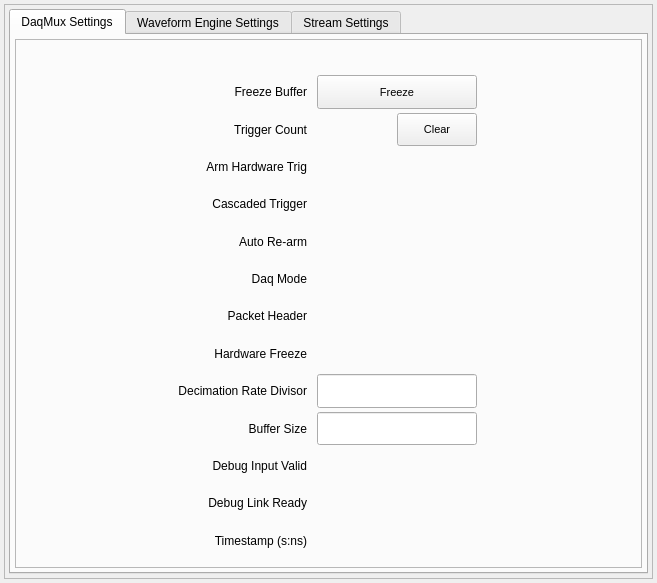
Qt form new_look/mux.ui (cristinasewell/ATCA_PyDM_Screens) before a commit.
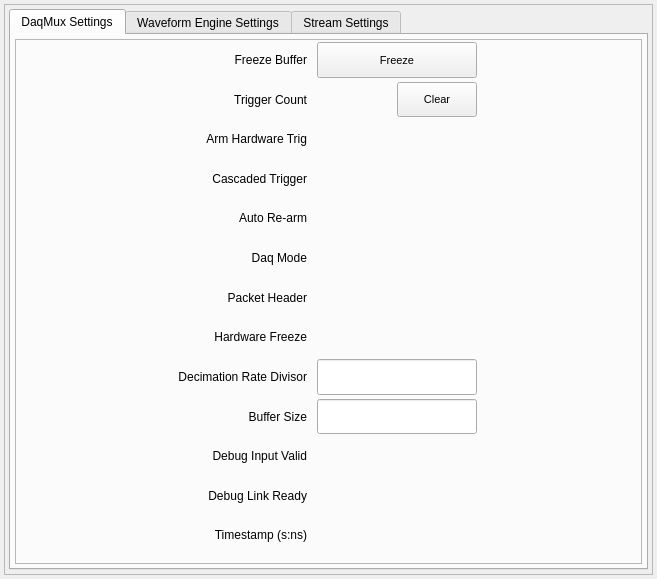
The same form after that commit. Custom widgets are drawn as their Qt base class.

Commit message: FIX: fixed the layout for daqmux settings

Diff of the .ui file:
```diff
--- a/new_look/mux.ui
+++ b/new_look/mux.ui
@@ -7,7 +7,7 @@
     <x>0</x>
     <y>0</y>
     <width>657</width>
-    <height>583</height>
+    <height>579</height>
    </rect>
   </property>
   <property name="windowTitle">
@@ -37,7 +37,7 @@
         <x>0</x>
         <y>0</y>
         <width>647</width>
-        <height>573</height>
+        <height>569</height>
        </rect>
       </property>
       <layout class="QGridLayout" name="gridLayout_3">
@@ -89,7 +89,7 @@
              <property name="frameShadow">
               <enum>QFrame::Raised</enum>
              </property>
-             <layout class="QGridLayout" name="gridLayout_2" rowstretch="1,1,1,1,1,1,1,1,1,1,1,1,1,1">
+             <layout class="QGridLayout" name="gridLayout_2" rowstretch="1,1,1,1,1,1,1,1,1,1,1,1,1">
               <property name="leftMargin">
                <number>2</number>
               </property>
@@ -108,23 +108,101 @@
               <property name="verticalSpacing">
                <number>4</number>
               </property>
-              <item row="3" column="1">
-               <widget class="QLabel" name="label">
+              <item row="5" column="3">
+               <spacer name="horizontalSpacer">
+                <property name="orientation">
+                 <enum>Qt::Horizontal</enum>
+                </property>
+                <property name="sizeHint" stdset="0">
+                 <size>
+                  <width>40</width>
+                  <height>20</height>
+                 </size>
+                </property>
+               </spacer>
+              </item>
+              <item row="4" column="0">
+               <spacer name="horizontalSpacer_4">
+                <property name="orientation">
+                 <enum>Qt::Horizontal</enum>
+                </property>
+                <property name="sizeHint" stdset="0">
+                 <size>
+                  <width>40</width>
+                  <height>20</height>
+                 </size>
+                </property>
+               </spacer>
+              </item>
+              <item row="0" column="2">
+               <widget class="PyDMPushButton" name="PyDMPushButton_3">
+                <property name="sizePolicy">
+                 <sizepolicy hsizetype="Minimum" vsizetype="Preferred">
+                  <horstretch>0</horstretch>
+                  <verstretch>1</verstretch>
+                 </sizepolicy>
+                </property>
+                <property name="minimumSize">
+                 <size>
+                  <width>0</width>
+                  <height>0</height>
+                 </size>
+                </property>
                 <property name="font">
+                 <font>
+                  <pointsize>8</pointsize>
+                 </font>
+                </property>
+                <property name="toolTip">
+                 <string/>
+                </property>
+                <property name="styleSheet">
+                 <string notr="true"/>
+                </property>
+                <property name="text">
+                 <string>Freeze</string>
+                </property>
+                <property name="channel" stdset="0">
+                 <string>ca://${DEVICE}:DAQMUX${MUX}_FRZBUF</string>
+                </property>
+                <property name="pressValue" stdset="0">
+                 <string>1</string>
+                </property>
+               </widget>
+              </item>
+              <item row="0" column="1">
+               <widget class="QLabel" name="label_2">
+                <property name="font">
                  <font/>
                 </property>
                 <property name="styleSheet">
                  <string notr="true"/>
                 </property>
                 <property name="text">
-                 <string>Arm Hardware Trig</string>
+                 <string>Freeze Buffer</string>
                 </property>
                 <property name="alignment">
                  <set>Qt::AlignRight|Qt::AlignTrailing|Qt::AlignVCenter</set>
                 </property>
                </widget>
               </item>
-              <item row="2" column="2">
+              <item row="1" column="1">
+               <widget class="QLabel" name="label_11">
+                <property name="font">
+                 <font/>
+                </property>
+                <property name="styleSheet">
+                 <string notr="true"/>
+                </property>
+                <property name="text">
+                 <string>Trigger Count</string>
+                </property>
+                <property name="alignment">
+                 <set>Qt::AlignRight|Qt::AlignTrailing|Qt::AlignVCenter</set>
+                </property>
+               </widget>
+              </item>
+              <item row="1" column="2">
                <layout class="QHBoxLayout" name="horizontalLayout_2" stretch="1,1">
                 <property name="spacing">
                  <number>10</number>
@@ -198,7 +276,143 @@
                 </item>
                </layout>
               </item>
-              <item row="5" column="1">
+              <item row="2" column="1">
+               <widget class="QLabel" name="label">
+                <property name="font">
+                 <font/>
+                </property>
+                <property name="styleSheet">
+                 <string notr="true"/>
+                </property>
+                <property name="text">
+                 <string>Arm Hardware Trig</string>
+                </property>
+                <property name="alignment">
+                 <set>Qt::AlignRight|Qt::AlignTrailing|Qt::AlignVCenter</set>
+                </property>
+               </widget>
+              </item>
+              <item row="2" column="2">
+               <widget class="PyDMEnumButton" name="PyDMEnumButton_2">
+                <property name="sizePolicy">
+                 <sizepolicy hsizetype="Preferred" vsizetype="Preferred">
+                  <horstretch>0</horstretch>
+                  <verstretch>1</verstretch>
+                 </sizepolicy>
+                </property>
+                <property name="minimumSize">
+                 <size>
+                  <width>0</width>
+                  <height>0</height>
+                 </size>
+                </property>
+                <property name="maximumSize">
+                 <size>
+                  <width>16777215</width>
+                  <height>40</height>
+                 </size>
+                </property>
+                <property name="toolTip">
+                 <string/>
+                </property>
+                <property name="styleSheet">
+                 <string notr="true">QPushButton{font: 8px;}</string>
+                </property>
+                <property name="channel" stdset="0">
+                 <string>ca://${DEVICE}:DAQMUX${MUX}_ARMHWTRG </string>
+                </property>
+                <property name="orientation" stdset="0">
+                 <enum>Qt::Horizontal</enum>
+                </property>
+                <property name="marginTop" stdset="0">
+                 <number>0</number>
+                </property>
+                <property name="marginBottom" stdset="0">
+                 <number>0</number>
+                </property>
+                <property name="marginLeft" stdset="0">
+                 <number>0</number>
+                </property>
+                <property name="marginRight" stdset="0">
+                 <number>0</number>
+                </property>
+                <property name="horizontalSpacing" stdset="0">
+                 <number>0</number>
+                </property>
+                <property name="verticalSpacing" stdset="0">
+                 <number>0</number>
+                </property>
+               </widget>
+              </item>
+              <item row="3" column="1">
+               <widget class="QLabel" name="label_4">
+                <property name="font">
+                 <font/>
+                </property>
+                <property name="styleSheet">
+                 <string notr="true"/>
+                </property>
+                <property name="text">
+                 <string>Cascaded Trigger</string>
+                </property>
+                <property name="alignment">
+                 <set>Qt::AlignRight|Qt::AlignTrailing|Qt::AlignVCenter</set>
+                </property>
+               </widget>
+              </item>
+              <item row="3" column="2">
+               <widget class="PyDMEnumButton" name="PyDMEnumButton">
+                <property name="sizePolicy">
+                 <sizepolicy hsizetype="Preferred" vsizetype="Preferred">
+                  <horstretch>0</horstretch>
+                  <verstretch>1</verstretch>
+                 </sizepolicy>
+                </property>
+                <property name="minimumSize">
+                 <size>
+                  <width>0</width>
+                  <height>0</height>
+                 </size>
+                </property>
+                <property name="maximumSize">
+                 <size>
+                  <width>16777215</width>
+                  <height>40</height>
+                 </size>
+                </property>
+                <property name="toolTip">
+                 <string/>
+                </property>
+                <property name="styleSheet">
+                 <string notr="true">QPushButton{font: 8px;}</string>
+                </property>
+                <property name="channel" stdset="0">
+                 <string>ca://${DEVICE}:DAQMUX${MUX}_CSCDTRG</string>
+                </property>
+                <property name="orientation" stdset="0">
+                 <enum>Qt::Horizontal</enum>
+                </property>
+                <property name="marginTop" stdset="0">
+                 <number>0</number>
+                </property>
+                <property name="marginBottom" stdset="0">
+                 <number>0</number>
+                </property>
+                <property name="marginLeft" stdset="0">
+                 <number>0</number>
+                </property>
+                <property name="marginRight" stdset="0">
+                 <number>0</number>
+                </property>
+                <property name="horizontalSpacing" stdset="0">
+                 <number>0</number>
+                </property>
+                <property name="verticalSpacing" stdset="0">
+                 <number>0</number>
+                </property>
+               </widget>
+              </item>
+              <item row="4" column="1">
                <widget class="QLabel" name="label_5">
                 <property name="font">
                  <font/>
@@ -214,40 +428,8 @@
                 </property>
                </widget>
               </item>
-              <item row="2" column="1">
-               <widget class="QLabel" name="label_11">
-                <property name="font">
-                 <font/>
-                </property>
-                <property name="styleSheet">
-                 <string notr="true"/>
-                </property>
-                <property name="text">
-                 <string>Trigger Count</string>
-                </property>
-                <property name="alignment">
-                 <set>Qt::AlignRight|Qt::AlignTrailing|Qt::AlignVCenter</set>
-                </property>
-               </widget>
-              </item>
-              <item row="8" column="1">
-               <widget class="QLabel" name="label_8">
-                <property name="font">
-                 <font/>
-                </property>
-                <property name="styleSheet">
-                 <string notr="true"/>
-                </property>
-                <property name="text">
-                 <string>Hardware Freeze</string>
-                </property>
-                <property name="alignment">
-                 <set>Qt::AlignRight|Qt::AlignTrailing|Qt::AlignVCenter</set>
-                </property>
-               </widget>
-              </item>
-              <item row="7" column="2">
-               <widget class="PyDMEnumButton" name="PyDMEnumButton_5">
+              <item row="4" column="2">
+               <widget class="PyDMEnumButton" name="PyDMEnumButton_3">
                 <property name="sizePolicy">
                  <sizepolicy hsizetype="Preferred" vsizetype="Preferred">
                   <horstretch>0</horstretch>
@@ -298,7 +480,23 @@
                 </property>
                </widget>
               </item>
-              <item row="6" column="2">
+              <item row="5" column="1">
+               <widget class="QLabel" name="label_6">
+                <property name="font">
+                 <font/>
+                </property>
+                <property name="styleSheet">
+                 <string notr="true"/>
+                </property>
+                <property name="text">
+                 <string>Daq Mode</string>
+                </property>
+                <property name="alignment">
+                 <set>Qt::AlignRight|Qt::AlignTrailing|Qt::AlignVCenter</set>
+                </property>
+               </widget>
+              </item>
+              <item row="5" column="2">
                <widget class="PyDMEnumButton" name="PyDMEnumButton_4">
                 <property name="sizePolicy">
                  <sizepolicy hsizetype="Preferred" vsizetype="Preferred">
@@ -350,155 +548,7 @@
                 </property>
                </widget>
               </item>
-              <item row="13" column="2">
-               <layout class="QHBoxLayout" name="horizontalLayout_9" stretch="1,1">
-                <property name="spacing">
-                 <number>7</number>
-                </property>
-                <item>
-                 <widget class="PyDMLabel" name="PyDMLabel_7">
-                  <property name="sizePolicy">
-                   <sizepolicy hsizetype="Preferred" vsizetype="Preferred">
-                    <horstretch>0</horstretch>
-                    <verstretch>1</verstretch>
-                   </sizepolicy>
-                  </property>
-                  <property name="minimumSize">
-                   <size>
-                    <width>0</width>
-                    <height>0</height>
-                   </size>
-                  </property>
-                  <property name="font">
-                   <font>
-                    <pointsize>8</pointsize>
-                   </font>
-                  </property>
-                  <property name="toolTip">
-                   <string/>
-                  </property>
-                  <property name="styleSheet">
-                   <string notr="true"/>
-                  </property>
-                  <property name="frameShape">
-                   <enum>QFrame::NoFrame</enum>
-                  </property>
-                  <property name="text">
-                   <string/>
-                  </property>
-                  <property name="channel" stdset="0">
-                   <string>ca://${DEVICE}:DAQMUX${MUX}_TS_SEC</string>
-                  </property>
-                 </widget>
-                </item>
-                <item>
-                 <widget class="PyDMLabel" name="PyDMLabel_8">
-                  <property name="minimumSize">
-                   <size>
-                    <width>0</width>
-                    <height>0</height>
-                   </size>
-                  </property>
-                  <property name="font">
-                   <font>
-                    <pointsize>8</pointsize>
-                   </font>
-                  </property>
-                  <property name="toolTip">
-                   <string/>
-                  </property>
-                  <property name="styleSheet">
-                   <string notr="true"/>
-                  </property>
-                  <property name="frameShape">
-                   <enum>QFrame::NoFrame</enum>
-                  </property>
-                  <property name="text">
-                   <string/>
-                  </property>
-                  <property name="channel" stdset="0">
-                   <string>ca://${DEVICE}:DAQMUX${MUX}_TS_NSEC</string>
-                  </property>
-                 </widget>
-                </item>
-               </layout>
-              </item>
-              <item row="9" column="2">
-               <widget class="PyDMLineEdit" name="PyDMLineEdit">
-                <property name="sizePolicy">
-                 <sizepolicy hsizetype="Preferred" vsizetype="Preferred">
-                  <horstretch>0</horstretch>
-                  <verstretch>1</verstretch>
-                 </sizepolicy>
-                </property>
-                <property name="minimumSize">
-                 <size>
-                  <width>0</width>
-                  <height>0</height>
-                 </size>
-                </property>
-                <property name="font">
-                 <font>
-                  <pointsize>8</pointsize>
-                 </font>
-                </property>
-                <property name="toolTip">
-                 <string/>
-                </property>
-                <property name="styleSheet">
-                 <string notr="true"/>
-                </property>
-                <property name="readOnly">
-                 <bool>false</bool>
-                </property>
-                <property name="channel" stdset="0">
-                 <string>ca://${DEVICE}:DAQMUX${MUX}_DECRATEDIV</string>
-                </property>
-                <property name="displayFormat" stdset="0">
-                 <enum>PyDMLineEdit::Default</enum>
-                </property>
-               </widget>
-              </item>
-              <item row="11" column="2">
-               <widget class="PyDMLabel" name="PyDMLabel">
-                <property name="sizePolicy">
-                 <sizepolicy hsizetype="Preferred" vsizetype="Preferred">
-                  <horstretch>0</horstretch>
-                  <verstretch>1</verstretch>
-                 </sizepolicy>
-                </property>
-                <property name="minimumSize">
-                 <size>
-                  <width>0</width>
-                  <height>0</height>
-                 </size>
-                </property>
-                <property name="font">
-                 <font>
-                  <pointsize>8</pointsize>
-                 </font>
-                </property>
-                <property name="toolTip">
-                 <string/>
-                </property>
-                <property name="styleSheet">
-                 <string notr="true"/>
-                </property>
-                <property name="frameShape">
-                 <enum>QFrame::NoFrame</enum>
-                </property>
-                <property name="text">
-                 <string/>
-                </property>
-                <property name="channel" stdset="0">
-                 <string>ca://${DEVICE}:DAQMUX${MUX}_DBGINPVALID</string>
-                </property>
-                <property name="displayFormat" stdset="0">
-                 <enum>PyDMLabel::Hex</enum>
-                </property>
-               </widget>
-              </item>
-              <item row="7" column="1">
+              <item row="6" column="1">
                <widget class="QLabel" name="label_7">
                 <property name="font">
                  <font/>
@@ -514,8 +564,60 @@
                 </property>
                </widget>
               </item>
-              <item row="1" column="1">
-               <widget class="QLabel" name="label_2">
+              <item row="6" column="2">
+               <widget class="PyDMEnumButton" name="PyDMEnumButton_5">
+                <property name="sizePolicy">
+                 <sizepolicy hsizetype="Preferred" vsizetype="Preferred">
+                  <horstretch>0</horstretch>
+                  <verstretch>1</verstretch>
+                 </sizepolicy>
+                </property>
+                <property name="minimumSize">
+                 <size>
+                  <width>0</width>
+                  <height>0</height>
+                 </size>
+                </property>
+                <property name="maximumSize">
+                 <size>
+                  <width>16777215</width>
+                  <height>40</height>
+                 </size>
+                </property>
+                <property name="toolTip">
+                 <string/>
+                </property>
+                <property name="styleSheet">
+                 <string notr="true">QPushButton{font: 8px;}</string>
+                </property>
+                <property name="channel" stdset="0">
+                 <string>ca://${DEVICE}:DAQMUX${MUX}_PACKETHEADER</string>
+                </property>
+                <property name="orientation" stdset="0">
+                 <enum>Qt::Horizontal</enum>
+                </property>
+                <property name="marginTop" stdset="0">
+                 <number>0</number>
+                </property>
+                <property name="marginBottom" stdset="0">
+                 <number>0</number>
+                </property>
+                <property name="marginLeft" stdset="0">
+                 <number>0</number>
+                </property>
+                <property name="marginRight" stdset="0">
+                 <number>0</number>
+                </property>
+                <property name="horizontalSpacing" stdset="0">
+                 <number>0</number>
+                </property>
+                <property name="verticalSpacing" stdset="0">
+                 <number>0</number>
+                </property>
+               </widget>
+              </item>
+              <item row="7" column="1">
+               <widget class="QLabel" name="label_8">
                 <property name="font">
                  <font/>
                 </property>
@@ -523,14 +625,14 @@
                  <string notr="true"/>
                 </property>
                 <property name="text">
-                 <string>Freeze Buffer</string>
+                 <string>Hardware Freeze</string>
                 </property>
                 <property name="alignment">
                  <set>Qt::AlignRight|Qt::AlignTrailing|Qt::AlignVCenter</set>
                 </property>
                </widget>
               </item>
-              <item row="8" column="2">
+              <item row="7" column="2">
                <widget class="PyDMEnumButton" name="PyDMEnumButton_6">
                 <property name="sizePolicy">
                  <sizepolicy hsizetype="Preferred" vsizetype="Preferred">
@@ -582,104 +684,7 @@
                 </property>
                </widget>
               </item>
-              <item row="12" column="1">
-               <widget class="QLabel" name="label_13">
-                <property name="font">
-                 <font/>
-                </property>
-                <property name="styleSheet">
-                 <string notr="true"/>
-                </property>
-                <property name="text">
-                 <string>Debug Link Ready</string>
-                </property>
-                <property name="alignment">
-                 <set>Qt::AlignRight|Qt::AlignTrailing|Qt::AlignVCenter</set>
-                </property>
-               </widget>
-              </item>
-              <item row="5" column="2">
-               <widget class="PyDMEnumButton" name="PyDMEnumButton_3">
-                <property name="sizePolicy">
-                 <sizepolicy hsizetype="Preferred" vsizetype="Preferred">
-                  <horstretch>0</horstretch>
-                  <verstretch>1</verstretch>
-                 </sizepolicy>
-                </property>
-                <property name="minimumSize">
-                 <size>
-                  <width>0</width>
-                  <height>0</height>
-                 </size>
-                </property>
-                <property name="maximumSize">
-                 <size>
-                  <width>16777215</width>
-                  <height>40</height>
-                 </size>
-                </property>
-                <property name="toolTip">
-                 <string/>
-                </property>
-                <property name="styleSheet">
-                 <string notr="true">QPushButton{font: 8px;}</string>
-                </property>
-                <property name="channel" stdset="0">
-                 <string>ca://${DEVICE}:DAQMUX${MUX}_AUTOREARM</string>
-                </property>
-                <property name="orientation" stdset="0">
-                 <enum>Qt::Horizontal</enum>
-                </property>
-                <property name="marginTop" stdset="0">
-                 <number>0</number>
-                </property>
-                <property name="marginBottom" stdset="0">
-                 <number>0</number>
-                </property>
-                <property name="marginLeft" stdset="0">
-                 <number>0</number>
-                </property>
-                <property name="marginRight" stdset="0">
-                 <number>0</number>
-                </property>
-                <property name="horizontalSpacing" stdset="0">
-                 <number>0</number>
-                </property>
-                <property name="verticalSpacing" stdset="0">
-                 <number>0</number>
-                </property>
-               </widget>
-              </item>
-              <item row="5" column="3">
-               <spacer name="horizontalSpacer">
-                <property name="orientation">
-                 <enum>Qt::Horizontal</enum>
-                </property>
-                <property name="sizeHint" stdset="0">
-                 <size>
-                  <width>40</width>
-                  <height>20</height>
-                 </size>
-                </property>
-               </spacer>
-              </item>
-              <item row="11" column="1">
-               <widget class="QLabel" name="label_12">
-                <property name="font">
-                 <font/>
-                </property>
-                <property name="styleSheet">
-                 <string notr="true"/>
-                </property>
-                <property name="text">
-                 <string>Debug Input Valid</string>
-                </property>
-                <property name="alignment">
-                 <set>Qt::AlignRight|Qt::AlignTrailing|Qt::AlignVCenter</set>
-                </property>
-               </widget>
-              </item>
-              <item row="9" column="1">
+              <item row="8" column="1">
                <widget class="QLabel" name="label_9">
                 <property name="font">
                  <font/>
@@ -695,7 +700,59 @@
                 </property>
                </widget>
               </item>
-              <item row="10" column="2">
+              <item row="8" column="2">
+               <widget class="PyDMLineEdit" name="PyDMLineEdit">
+                <property name="sizePolicy">
+                 <sizepolicy hsizetype="Preferred" vsizetype="Preferred">
+                  <horstretch>0</horstretch>
+                  <verstretch>1</verstretch>
+                 </sizepolicy>
+                </property>
+                <property name="minimumSize">
+                 <size>
+                  <width>0</width>
+                  <height>0</height>
+                 </size>
+                </property>
+                <property name="font">
+                 <font>
+                  <pointsize>8</pointsize>
+                 </font>
+                </property>
+                <property name="toolTip">
+                 <string/>
+                </property>
+                <property name="styleSheet">
+                 <string notr="true"/>
+                </property>
+                <property name="readOnly">
+                 <bool>false</bool>
+                </property>
+                <property name="channel" stdset="0">
+                 <string>ca://${DEVICE}:DAQMUX${MUX}_DECRATEDIV</string>
+                </property>
+                <property name="displayFormat" stdset="0">
+                 <enum>PyDMLineEdit::Default</enum>
+                </property>
+               </widget>
+              </item>
+              <item row="9" column="1">
+               <widget class="QLabel" name="label_10">
+                <property name="font">
+                 <font/>
+                </property>
+                <property name="styleSheet">
+                 <string notr="true"/>
+                </property>
+                <property name="text">
+                 <string>Buffer Size</string>
+                </property>
+                <property name="alignment">
+                 <set>Qt::AlignRight|Qt::AlignTrailing|Qt::AlignVCenter</set>
+                </property>
+               </widget>
+              </item>
+              <item row="9" column="2">
                <widget class="PyDMLineEdit" name="PyDMLineEdit_2">
                 <property name="sizePolicy">
                  <sizepolicy hsizetype="Preferred" vsizetype="Preferred">
@@ -731,8 +788,8 @@
                 </property>
                </widget>
               </item>
-              <item row="6" column="1">
-               <widget class="QLabel" name="label_6">
+              <item row="10" column="1">
+               <widget class="QLabel" name="label_12">
                 <property name="font">
                  <font/>
                 </property>
@@ -740,33 +797,17 @@
                  <string notr="true"/>
                 </property>
                 <property name="text">
-                 <string>Daq Mode</string>
+                 <string>Debug Input Valid</string>
                 </property>
                 <property name="alignment">
                  <set>Qt::AlignRight|Qt::AlignTrailing|Qt::AlignVCenter</set>
                 </property>
                </widget>
               </item>
-              <item row="4" column="1">
-               <widget class="QLabel" name="label_4">
-                <property name="font">
-                 <font/>
-                </property>
-                <property name="styleSheet">
-                 <string notr="true"/>
-                </property>
-                <property name="text">
-                 <string>Cascaded Trigger</string>
-                </property>
-                <property name="alignment">
-                 <set>Qt::AlignRight|Qt::AlignTrailing|Qt::AlignVCenter</set>
-                </property>
-               </widget>
-              </item>
-              <item row="1" column="2">
-               <widget class="PyDMPushButton" name="PyDMPushButton_3">
+              <item row="10" column="2">
+               <widget class="PyDMLabel" name="PyDMLabel">
                 <property name="sizePolicy">
-                 <sizepolicy hsizetype="Minimum" vsizetype="Preferred">
+                 <sizepolicy hsizetype="Preferred" vsizetype="Preferred">
                   <horstretch>0</horstretch>
                   <verstretch>1</verstretch>
                  </sizepolicy>
@@ -788,19 +829,22 @@
                 <property name="styleSheet">
                  <string notr="true"/>
                 </property>
+                <property name="frameShape">
+                 <enum>QFrame::NoFrame</enum>
+                </property>
                 <property name="text">
-                 <string>Freeze</string>
+                 <string/>
                 </property>
                 <property name="channel" stdset="0">
                  <string>ca://${DEVICE}:DAQMUX${MUX}_FRZBUF</string>
                 </property>
-                <property name="pressValue" stdset="0">
-                 <string>1</string>
+                <property name="displayFormat" stdset="0">
+                 <enum>PyDMLabel::Hex</enum>
                 </property>
                </widget>
               </item>
-              <item row="13" column="1">
-               <widget class="QLabel" name="label_14">
+              <item row="11" column="1">
+               <widget class="QLabel" name="label_13">
                 <property name="font">
                  <font/>
                 </property>
@@ -808,66 +852,14 @@
                  <string notr="true"/>
                 </property>
                 <property name="text">
-                 <string>Timestamp (s:ns)</string>
+                 <string>Debug Link Ready</string>
                 </property>
                 <property name="alignment">
                  <set>Qt::AlignRight|Qt::AlignTrailing|Qt::AlignVCenter</set>
                 </property>
                </widget>
               </item>
-              <item row="3" column="2">
-               <widget class="PyDMEnumButton" name="PyDMEnumButton_2">
-                <property name="sizePolicy">
-                 <sizepolicy hsizetype="Preferred" vsizetype="Preferred">
-                  <horstretch>0</horstretch>
-                  <verstretch>1</verstretch>
-                 </sizepolicy>
-                </property>
-                <property name="minimumSize">
-                 <size>
-                  <width>0</width>
-                  <height>0</height>
-                 </size>
-                </property>
-                <property name="maximumSize">
-                 <size>
-                  <width>16777215</width>
-                  <height>40</height>
-                 </size>
-                </property>
-                <property name="toolTip">
-                 <string/>
-                </property>
-                <property name="styleSheet">
-                 <string notr="true">QPushButton{font: 8px;}</string>
-                </property>
-                <property name="channel" stdset="0">
-                 <string>ca://${DEVICE}:DAQMUX${MUX}_ARMHWTRG </string>
-                </property>
-                <property name="orientation" stdset="0">
-                 <enum>Qt::Horizontal</enum>
-                </property>
-                <property name="marginTop" stdset="0">
-                 <number>0</number>
-                </property>
-                <property name="marginBottom" stdset="0">
-                 <number>0</number>
-                </property>
-                <property name="marginLeft" stdset="0">
-                 <number>0</number>
-                </property>
-                <property name="marginRight" stdset="0">
-                 <number>0</number>
-                </property>
-                <property name="horizontalSpacing" stdset="0">
-                 <number>0</number>
-                </property>
-                <property name="verticalSpacing" stdset="0">
-                 <number>0</number>
-                </property>
-               </widget>
-              </item>
-              <item row="12" column="2">
+              <item row="11" column="2">
                <widget class="PyDMLabel" name="PyDMLabel_2">
                 <property name="sizePolicy">
                  <sizepolicy hsizetype="Preferred" vsizetype="Preferred">
@@ -909,60 +901,8 @@
                 </property>
                </widget>
               </item>
-              <item row="4" column="2">
-               <widget class="PyDMEnumButton" name="PyDMEnumButton">
-                <property name="sizePolicy">
-                 <sizepolicy hsizetype="Preferred" vsizetype="Preferred">
-                  <horstretch>0</horstretch>
-                  <verstretch>1</verstretch>
-                 </sizepolicy>
-                </property>
-                <property name="minimumSize">
-                 <size>
-                  <width>0</width>
-                  <height>0</height>
-                 </size>
-                </property>
-                <property name="maximumSize">
-                 <size>
-                  <width>16777215</width>
-                  <height>40</height>
-                 </size>
-                </property>
-                <property name="toolTip">
-                 <string/>
-                </property>
-                <property name="styleSheet">
-                 <string notr="true">QPushButton{font: 8px;}</string>
-                </property>
-                <property name="channel" stdset="0">
-                 <string>ca://${DEVICE}:DAQMUX${MUX}_CSCDTRG</string>
-                </property>
-                <property name="orientation" stdset="0">
-                 <enum>Qt::Horizontal</enum>
-                </property>
-                <property name="marginTop" stdset="0">
-                 <number>0</number>
-                </property>
-                <property name="marginBottom" stdset="0">
-                 <number>0</number>
-                </property>
-                <property name="marginLeft" stdset="0">
-                 <number>0</number>
-                </property>
-                <property name="marginRight" stdset="0">
-                 <number>0</number>
-                </property>
-                <property name="horizontalSpacing" stdset="0">
-                 <number>0</number>
-                </property>
-                <property name="verticalSpacing" stdset="0">
-                 <number>0</number>
-                </property>
-               </widget>
-              </item>
-              <item row="10" column="1">
-               <widget class="QLabel" name="label_10">
+              <item row="12" column="1">
+               <widget class="QLabel" name="label_14">
                 <property name="font">
                  <font/>
                 </property>
@@ -970,25 +910,91 @@
                  <string notr="true"/>
                 </property>
                 <property name="text">
-                 <string>Buffer Size</string>
+                 <string>Timestamp (s:ns)</string>
                 </property>
                 <property name="alignment">
                  <set>Qt::AlignRight|Qt::AlignTrailing|Qt::AlignVCenter</set>
                 </property>
                </widget>
               </item>
-              <item row="4" column="0">
-               <spacer name="horizontalSpacer_4">
-                <property name="orientation">
-                 <enum>Qt::Horizontal</enum>
+              <item row="12" column="2">
+               <layout class="QHBoxLayout" name="horizontalLayout_9" stretch="1,1">
+                <property name="spacing">
+                 <number>7</number>
                 </property>
-                <property name="sizeHint" stdset="0">
-                 <size>
-                  <width>40</width>
-                  <height>20</height>
-                 </size>
-                </property>
-               </spacer>
+                <item>
+                 <widget class="PyDMLabel" name="PyDMLabel_8">
+                  <property name="sizePolicy">
+                   <sizepolicy hsizetype="Preferred" vsizetype="Preferred">
+                    <horstretch>1</horstretch>
+                    <verstretch>0</verstretch>
+                   </sizepolicy>
+                  </property>
+                  <property name="minimumSize">
+                   <size>
+                    <width>0</width>
+                    <height>0</height>
+                   </size>
+                  </property>
+                  <property name="font">
+                   <font>
+                    <pointsize>8</pointsize>
+                   </font>
+                  </property>
+                  <property name="toolTip">
+                   <string/>
+                  </property>
+                  <property name="styleSheet">
+                   <string notr="true"/>
+                  </property>
+                  <property name="frameShape">
+                   <enum>QFrame::NoFrame</enum>
+                  </property>
+                  <property name="text">
+                   <string/>
+                  </property>
+                  <property name="channel" stdset="0">
+                   <string>ca://${DEVICE}:DAQMUX${MUX}_TS_NSEC</string>
+                  </property>
+                 </widget>
+                </item>
+                <item>
+                 <widget class="PyDMLabel" name="PyDMLabel_7">
+                  <property name="sizePolicy">
+                   <sizepolicy hsizetype="Preferred" vsizetype="Preferred">
+                    <horstretch>1</horstretch>
+                    <verstretch>1</verstretch>
+                   </sizepolicy>
+                  </property>
+                  <property name="minimumSize">
+                   <size>
+                    <width>0</width>
+                    <height>0</height>
+                   </size>
+                  </property>
+                  <property name="font">
+                   <font>
+                    <pointsize>8</pointsize>
+                   </font>
+                  </property>
+                  <property name="toolTip">
+                   <string/>
+                  </property>
+                  <property name="styleSheet">
+                   <string notr="true"/>
+                  </property>
+                  <property name="frameShape">
+                   <enum>QFrame::NoFrame</enum>
+                  </property>
+                  <property name="text">
+                   <string/>
+                  </property>
+                  <property name="channel" stdset="0">
+                   <string>ca://${DEVICE}:DAQMUX${MUX}_TS_SEC</string>
+                  </property>
+                 </widget>
+                </item>
+               </layout>
               </item>
              </layout>
             </widget>
```
Left out of the diff: 1085 changed lines with no effect on the pictures.
